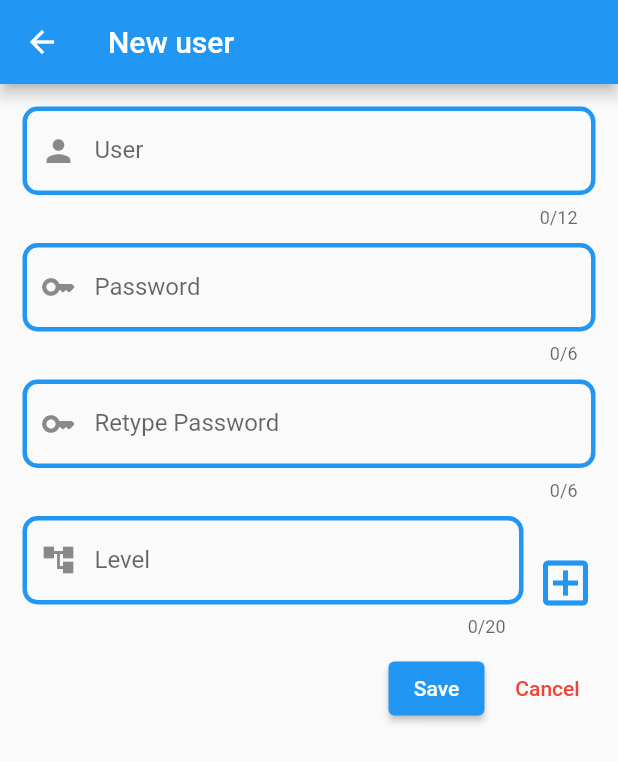
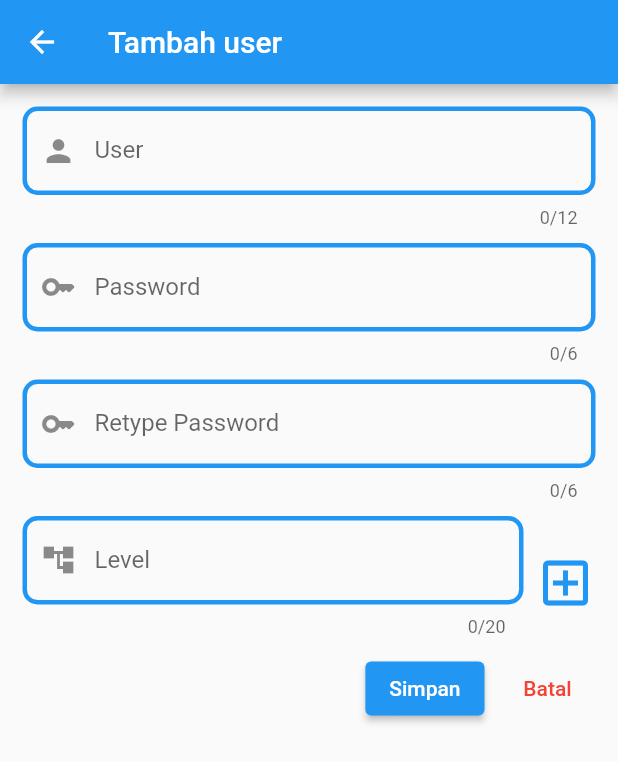
Before and after one commit to olizyusuf/sbpos, a Flutter app: the AddUserScreen screen opened by its route, on a phone screen of 412 x 824 dp. Shown: the top 762 px of the screen. Run offline on Flutter 3.47's test engine with Material 2 defaults, Android fonts, the phone set to English and light mode, and no system bars; our stand-ins replace sqflite; accounts and stored records are empty.

Commit message:
update bahasa

```diff
--- a/lib/ui/add_user_screen.dart
+++ b/lib/ui/add_user_screen.dart
@@ -9,7 +9,7 @@ class AddUserScreen extends StatelessWidget {
 
   @override
   Widget build(BuildContext context) {
-    String title = 'New user';
+    String title = 'Tambah user';
 
     UsersProvider usersProv =
         Provider.of<UsersProvider>(context, listen: false);
@@ -127,7 +127,7 @@ class AddUserScreen extends StatelessWidget {
                     onPressed: () {
                       usersProv.addUser(context);
                     },
-                    child: const Text('Save'),
+                    child: const Text('Simpan'),
                   ),
                   const SizedBox(
                     width: 10,
@@ -137,7 +137,7 @@ class AddUserScreen extends StatelessWidget {
                       Navigator.pop(context);
                     },
                     child: const Text(
-                      'Cancel',
+                      'Batal',
                       style: TextStyle(color: Colors.red),
                     ),
                   ),
--- a/lib/ui/edit_user_screen.dart
+++ b/lib/ui/edit_user_screen.dart
@@ -138,7 +138,7 @@ class EditUserScreen extends StatelessWidget {
                       usersProv.clearTextField();
                     },
                     child: const Text(
-                      'Cancel',
+                      'Batal',
                       style: TextStyle(color: Colors.red),
                     ),
                   ),
--- a/lib/ui/level_screen.dart
+++ b/lib/ui/level_screen.dart
@@ -109,7 +109,7 @@ class LevelScreen extends StatelessWidget {
                               context: context,
                               builder: (context) {
                                 return AlertDialog(
-                                  title: Text('Edit Menu for ${data.level}'),
+                                  title: Text('Edit Menu ${data.level}'),
                                   content: Container(
                                     color: Colors.grey[200],
                                     width: 300,
--- a/lib/ui/menu_screen.dart
+++ b/lib/ui/menu_screen.dart
@@ -53,7 +53,7 @@ class MenuScreen extends StatelessWidget {
         crossAxisCount: 3,
         children: [
           CustomCard(
-            titleCard: 'Master Stock',
+            titleCard: 'Master',
             iconCard: const Icon(
               Icons.inventory_2_rounded,
               size: 70,
--- a/lib/ui/users_screen.dart
+++ b/lib/ui/users_screen.dart
@@ -34,7 +34,7 @@ class UsersScreen extends StatelessWidget {
                     usersProv.clearTextField();
                     Navigator.pushNamed(context, '/addUser');
                   },
-                  child: const Text('Add'),
+                  child: const Text('Tambah'),
                 ),
               ],
             ),
@@ -44,7 +44,7 @@ class UsersScreen extends StatelessWidget {
                 return Expanded(
                   child: value.users.length.isNaN
                       ? const Center(
-                          child: Text('Users is empty'),
+                          child: Text('Users masih kosong'),
                         )
                       : ListView.builder(
                           itemCount: value.users.length,
@@ -93,23 +93,23 @@ class UsersScreen extends StatelessWidget {
                                           context: context,
                                           builder: (context) {
                                             return AlertDialog(
-                                              title: const Text('Delete'),
+                                              title: const Text('Hapus'),
                                               content: Text(
-                                                  'Are you sure delete ${userData.user} ?!'),
+                                                  'Apakah yakin ${userData.user} dihapus?!'),
                                               actions: [
                                                 ElevatedButton(
                                                   onPressed: () {
                                                     Navigator.pop(
                                                         context, true);
                                                   },
-                                                  child: const Text('Yes'),
+                                                  child: const Text('Ya'),
                                                 ),
                                                 TextButton(
                                                   onPressed: () {
                                                     Navigator.pop(
                                                         context, false);
                                                   },
-                                                  child: const Text('Cancel'),
+                                                  child: const Text('Batal'),
                                                 )
                                               ],
                                             );
```
Also changed, not shown: lib/ui/master_screen.dart (+5 -5 lines).
